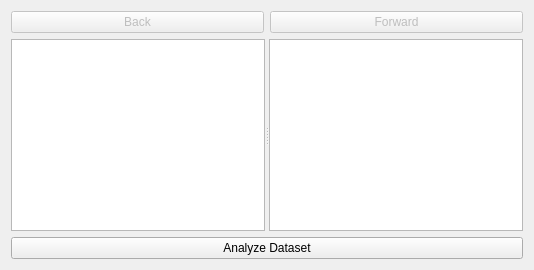
This is arborist/src/arborist/layouts/browse.ui in silicontwin/arborist-app as Qt 5 draws it before an edit. The edited form follows.
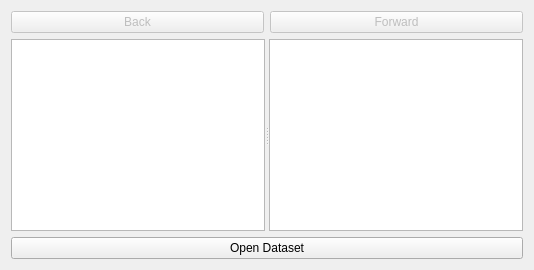
This is the edited form.

Commit message: changed button name and text

The edit to the form file:
```diff
--- a/arborist/src/arborist/layouts/browse.ui
+++ b/arborist/src/arborist/layouts/browse.ui
@@ -50,7 +50,7 @@
    <item>
     <widget class="QPushButton" name="analyze_button">
      <property name="text">
-      <string>Analyze Dataset</string>
+      <string>Open Dataset</string>
      </property>
      <property name="visible">
       <bool>false</bool>
```
Left out of the diff: 2 changed lines with no effect on the pictures. The commit also changes 1 other file.
